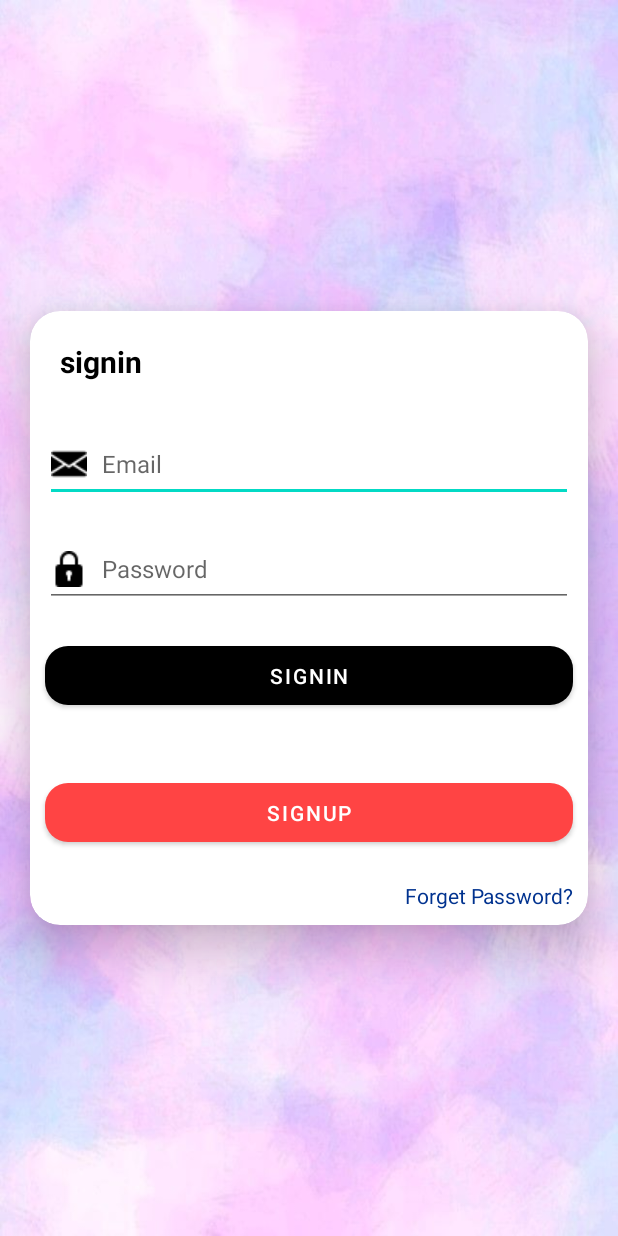
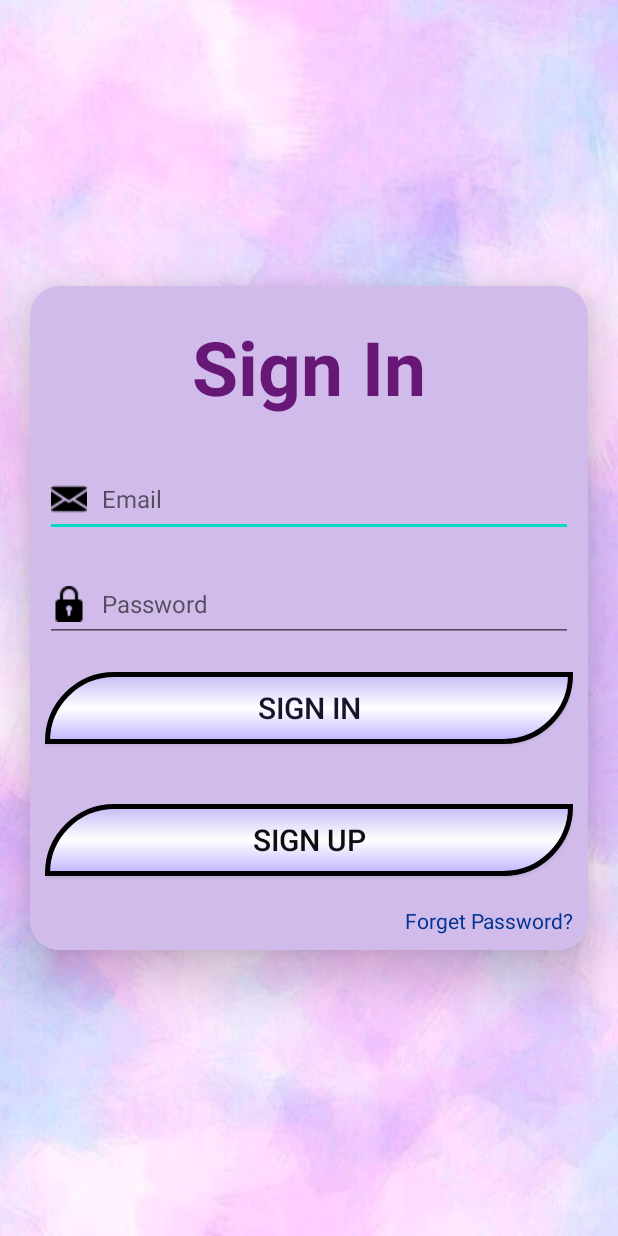
Before and after one commit to HelaniL/DressHub, an Android app: the SellerLogin screen opened directly, with no data from a screen before it, on a phone screen of 412 x 824 dp. Run offline under Robolectric (Android 15) with nearby library versions, the phone set to English and light mode, and no system bars; our stand-ins replace Firebase (no records; nobody signed in at launch, a user with empty details on screens opened directly); Roboto replaces fonts that are not available here.

Commit message:
Sign in interface design

```diff
--- a/app/src/main/res/layout/activity_seller_login.xml
+++ b/app/src/main/res/layout/activity_seller_login.xml
@@ -21,6 +21,8 @@
         <LinearLayout
             android:layout_width="match_parent"
             android:layout_height="match_parent"
+            android:background="#D0BBEA"
+            app:cornerRadius="25dp"
             android:orientation="vertical">
 
             <TextView
@@ -28,9 +30,10 @@
                 android:layout_width="match_parent"
                 android:layout_height="wrap_content"
                 android:padding="20dp"
-                android:text="signin"
-                android:textColor="#000000"
-                android:textSize="20sp"
+                android:text="Sign In"
+                android:gravity="center"
+                android:textColor="#671775"
+                android:textSize="50dp"
                 android:textStyle="bold" />
 
             <EditText
@@ -57,18 +60,19 @@
                 android:textColor="#000000"
                 android:textSize="16sp" />
 
-            <Button
+            <androidx.appcompat.widget.AppCompatButton
                 android:id="@+id/login"
                 android:layout_width="match_parent"
                 android:layout_height="wrap_content"
                 android:layout_margin="10dp"
                 android:padding="10dp"
-                android:text="signin"
-                android:textColor="#ffffff"
-                app:backgroundTint="@color/black"
+                android:text="sign In"
+                android:textSize="20dp"
+                android:background="@drawable/btnstyle"
+                android:textColor="#1B122C"
                 app:cornerRadius="15dp" />
 
-            <Button
+            <androidx.appcompat.widget.AppCompatButton
                 android:id="@+id/regi"
                 android:layout_width="match_parent"
                 android:layout_height="wrap_content"
@@ -76,10 +80,11 @@
                 android:layout_marginTop="30dp"
                 android:layout_marginRight="10dp"
                 android:layout_marginBottom="10dp"
+                android:background="@drawable/btnstyle"
                 android:padding="10dp"
-                android:text="signup"
-                android:textColor="#ffffff"
-                app:backgroundTint="@android:color/holo_red_light"
+                android:text="sign Up"
+                android:textSize="20dp"
+                android:textColor="#0E0E0E"
                 app:cornerRadius="15dp" />
 
             <TextView
```
